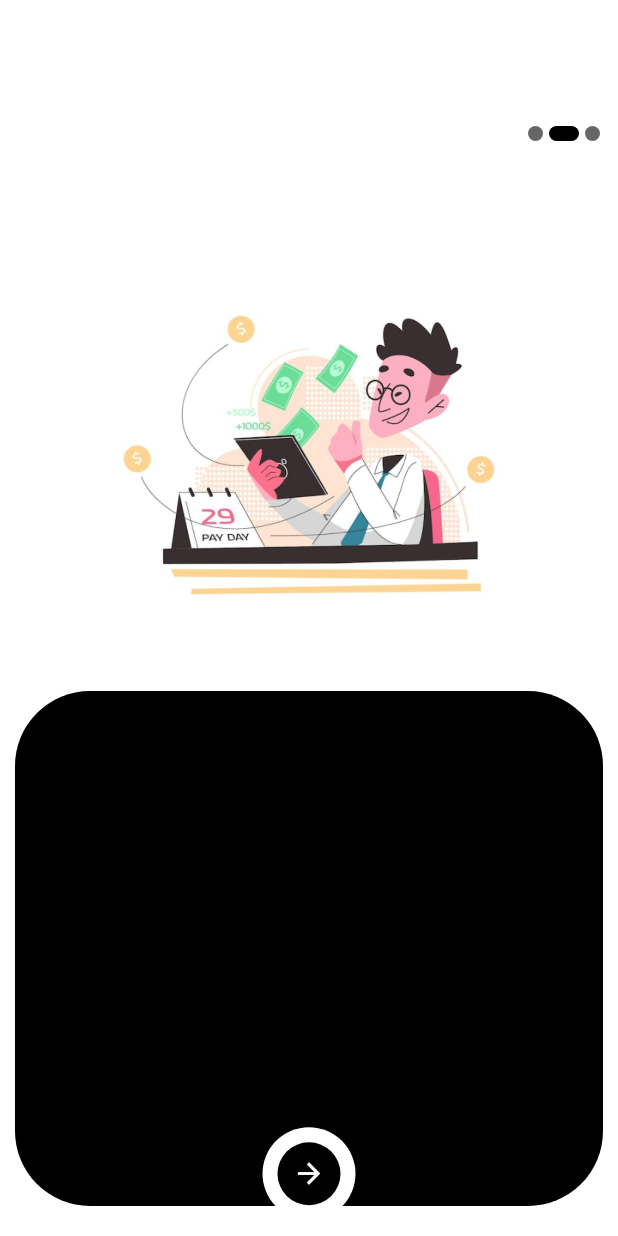
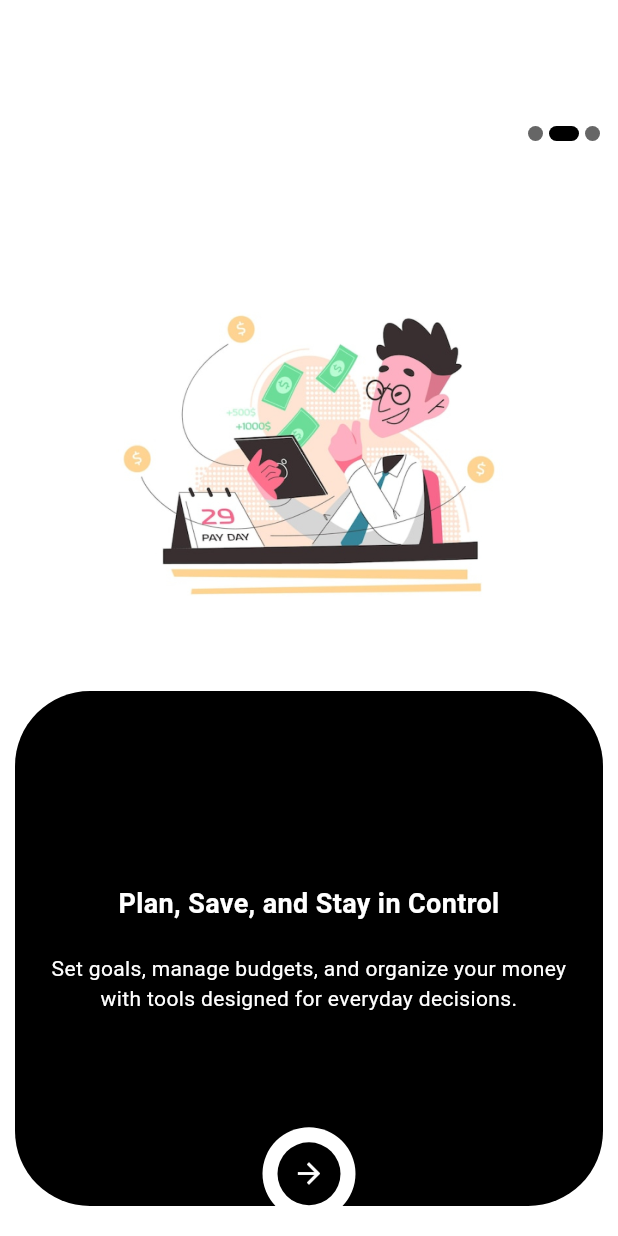
Before and after one commit to ArshadhAbbas/Mintly, a Flutter app: the screen it shows after launch, after a tap on the "arrow forward" icon, on a phone screen of 412 x 824 dp. Run offline on Flutter 3.47's test engine with Material 3 defaults, Android fonts, the light colour scheme and no system bars; our stand-ins replace flutter_riverpod, go_router, riverpod_annotation; missing offline and left inert: connectivity_wrapper; generated files the repository leaves out were written again.

Commit message:
completed onboarding

```diff
--- /dev/null
+++ b/lib/controller/onboarding_controller.dart
@@ -0,0 +1,16 @@
+import 'package:riverpod_annotation/riverpod_annotation.dart';
+
+part 'onboarding_controller.g.dart';
+
+@riverpod
+class OnboardingController extends _$OnboardingController {
+  @override
+  int build() => 0;
+
+  void updateCurrentIndex(int index) {
+    state = index;
+  }
+}
+
+@riverpod
+int onboardingIndex(Ref ref) => ref.watch(onboardingControllerProvider);
--- a/lib/view/onboarding/view/onboarding_view.dart
+++ b/lib/view/onboarding/view/onboarding_view.dart
@@ -1,25 +1,28 @@
 import 'package:flutter/material.dart';
+import 'package:flutter_riverpod/flutter_riverpod.dart';
+import 'package:mintly/controller/onboarding_controller.dart';
 import 'package:mintly/gen/assets.gen.dart';
 import 'package:mintly/utils/app_constants.dart/app_theme.dart';
+import 'package:mintly/utils/app_constants.dart/text_style_constants.dart';
 import 'package:mintly/utils/extensions/media_query_extensions.dart';
 
-class OnBoardingView extends StatefulWidget {
+class OnBoardingView extends ConsumerWidget {
   static String path = "/";
   static String pathName = "on_boarding";
 
   const OnBoardingView({super.key});
 
   @override
-  State<OnBoardingView> createState() => _OnBoardingViewState();
-}
-
-class _OnBoardingViewState extends State<OnBoardingView> {
-  final PageController _controller = PageController();
-  final imagesList = [Assets.onBoarding.onBoarding1, Assets.onBoarding.onBording2, Assets.onBoarding.onBoarding3];
-  int currentIndex = 0;
-
-  @override
-  Widget build(BuildContext context) {
+  Widget build(BuildContext context, WidgetRef ref) {
+    final PageController pageController = PageController();
+    final imagesList = [Assets.onBoarding.onBoarding1, Assets.onBoarding.onBording2, Assets.onBoarding.onBoarding3];
+    final onBoardingContents = {
+      "Know Where Your Money Goes": "Track spending, income, and savings in one place. Mintly helps you stay aware without the stress.",
+      "Plan, Save, and Stay in Control": "Set goals, manage budgets, and organize your money with tools designed for everyday decisions.",
+      "Build Better Money Habits":
+          "From daily expenses to long-term savings, Mintly helps you make smarter financial choices with confidence.",
+    };
+    int currentIndex = ref.watch(onboardingIndexProvider);
     return SafeArea(
       top: false,
       child: Scaffold(
@@ -51,13 +54,11 @@ class _OnBoardingViewState extends State<OnBoardingView> {
               child: SizedBox(
                 height: context.screenHeight / 3,
                 child: PageView.builder(
-                  controller: _controller,
+                  controller: pageController,
                   itemCount: imagesList.length,
                   physics: const NeverScrollableScrollPhysics(),
                   onPageChanged: (index) {
-                    setState(() {
-                      currentIndex = index;
-                    });
+                    ref.read(onboardingControllerProvider.notifier).updateCurrentIndex(index);
                   },
                   itemBuilder: (context, index) {
                     return Image.asset(imagesList[index].path);
@@ -70,9 +71,38 @@ class _OnBoardingViewState extends State<OnBoardingView> {
               alignment: AlignmentGeometry.bottomCenter,
               children: [
                 Container(
+                  padding: EdgeInsets.all(20),
+                  width: double.infinity,
                   height: context.screenHeight / 2.4,
                   margin: EdgeInsets.symmetric(horizontal: 10, vertical: 20),
                   decoration: BoxDecoration(borderRadius: BorderRadius.circular(50), color: Colors.black),
+                  child: Center(
+                    child: AnimatedSwitcher(
+                      duration: Duration(milliseconds: 500),
+                      transitionBuilder: (child, animation) => SlideTransition(
+                        position: Tween<Offset>(begin: const Offset(0.2, 0), end: Offset.zero).animate(animation),
+                        child: FadeTransition(opacity: animation, child: child),
+                      ),
+                      child: Column(
+                        key: ValueKey(currentIndex),
+                        mainAxisAlignment: MainAxisAlignment.center,
+                        crossAxisAlignment: CrossAxisAlignment.center,
+                        children: [
+                          Text(
+                            onBoardingContents.keys.toList()[currentIndex],
+                            style: TextStyleConstants.w700F18.copyWith(color: Colors.white),
+                            textAlign: TextAlign.center,
+                          ),
+                          SizedBox(height: 20),
+                          Text(
+                            onBoardingContents.values.toList()[currentIndex],
+                            style: TextStyleConstants.w400F14.copyWith(color: Colors.white),
+                            textAlign: TextAlign.center,
+                          ),
+                        ],
+                      ),
+                    ),
+                  ),
                 ),
 
                 Positioned(
@@ -80,7 +110,7 @@ class _OnBoardingViewState extends State<OnBoardingView> {
                   child: GestureDetector(
                     onTap: () {
                       if (currentIndex < imagesList.length - 1) {
-                        _controller.nextPage(duration: const Duration(milliseconds: 500), curve: Curves.easeInOut);
+                        pageController.nextPage(duration: const Duration(milliseconds: 500), curve: Curves.easeInOut);
                       } else {
                         // Navigate to login / home
                       }
```
Also changed, not shown: lib/view/widgets/on_boarding_containers.dart (deleted, +0 -14 lines), lib/controller/onboarding_controller.g.dart (added).
